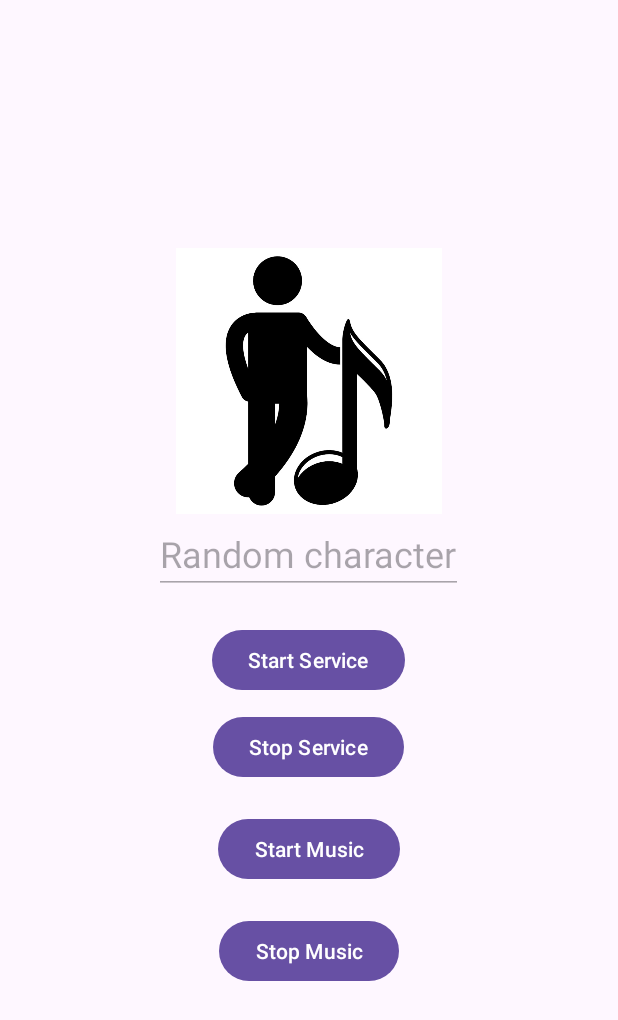
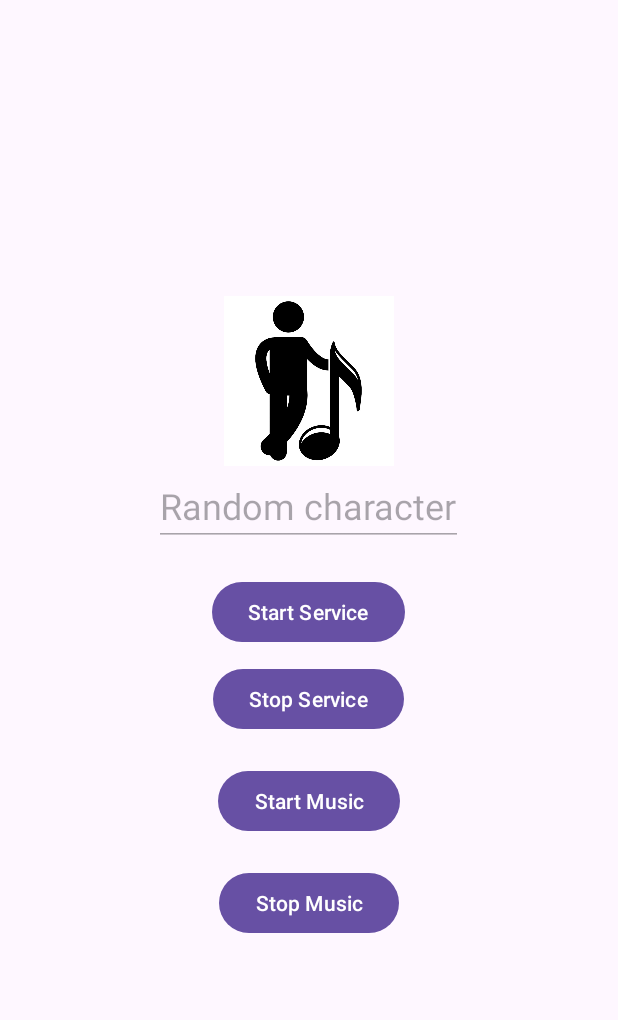
Before and after one commit to Zhyndy/labka100, an Android app: the screen it shows after launch (MainActivity), on a phone screen of 412 x 824 dp. Shown: the top 1020 px of the screen. Run offline under Robolectric (Android 15) with nearby library versions, the phone set to English and light mode, and no system bars.

Commit message:
Изменила размеры иконки

```diff
--- a/app/src/main/res/layout/activity_main.xml
+++ b/app/src/main/res/layout/activity_main.xml
@@ -9,8 +9,8 @@
 
     <ImageView
         android:id="@+id/imageView"
-        android:layout_width="204dp"
-        android:layout_height="177dp"
+        android:layout_width="150dp"
+        android:layout_height="113dp"
         app:srcCompat="@drawable/ic_music" />
 
     <EditText
@@ -52,4 +52,5 @@
         android:layout_marginTop="20dp"
         />
 
+
 </LinearLayout>
```
